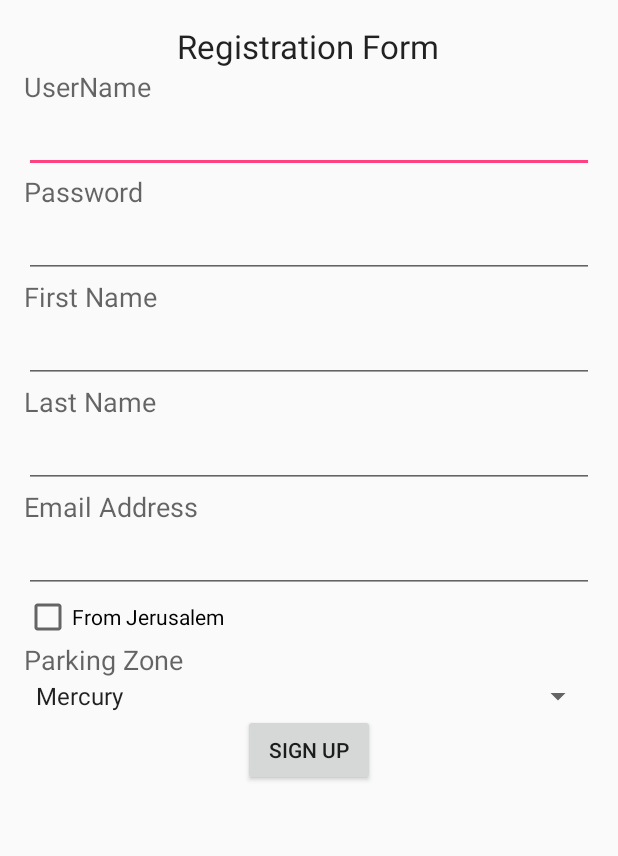
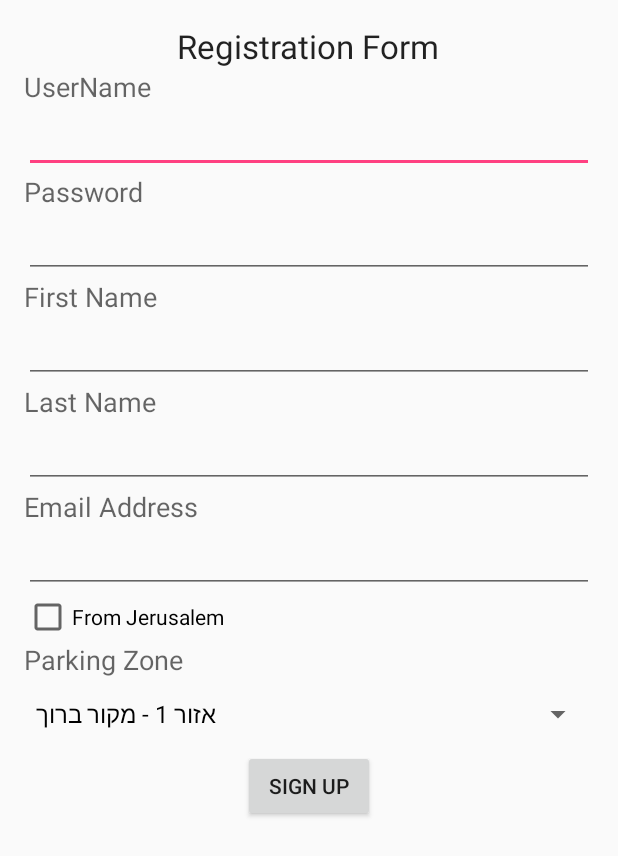
Before and after one commit to eviabs-huji/ParkIt, an Android app: the screen it shows after launch (RegisterActivity), after a tap on "REGISTER", on a phone screen of 412 x 824 dp. Shown: the top 856 px of the screen. Run offline under Robolectric (Android 15) with nearby library versions, the phone set to English and light mode, and no system bars.

Commit message:
Merge remote-tracking branch 'origin/master'
# Conflicts:
#	app/src/main/res/values/strings.xml

```diff
--- a/app/src/main/java/com/athon/hack/parkit/RegisterActivity.java
+++ b/app/src/main/java/com/athon/hack/parkit/RegisterActivity.java
@@ -8,22 +8,22 @@ import android.widget.ExpandableListView;
 import android.widget.Spinner;
 
 public class RegisterActivity extends Activity {
+    private static final String[] zone_numbers = {"אזור 1 - מקור ברוך", "אזור 2 - זכרון משה",
+        "אזור 3 - כרם אברהם", "אזור 4 - מורשה", "אזור 5 - מרכז העיר", "אזור 6 - מחנה יהודה ונחלת אחים",
+        "אזור 7 - רחביה", "אזור 8 - טלביה", "אזור 9 - ימין משה", "אזור 10 - המושבה הגרמנית",
+        "אזור 11 - תלפיות", "אזור 12 - בית הכרם", "אזור 13 - גבעת שאול", "אזור 14 - שד' אשכול",
+        "אזור 15 - אגן העיר העתיקה", "אזור 16 - המושבה הגרמנית", "אזור 17 - המושבה הגרמנית",
+        "אזור 18 - הגבעה הצרפתית", "אזור 19 - רח' זאב חקלאי", "אזור 20 - פסגת זאב",
+        "אזור 21 - רח' שטרן", "אזור 22 - דרך הרכבת", "אזור 23 - שד' אשכול"};
 
     @Override
     protected void onCreate(Bundle savedInstanceState) {
         super.onCreate(savedInstanceState);
         setContentView(R.layout.activity_register);
-        Spinner spinner = (Spinner) findViewById(R.id.zones_spinner);
-// Create an ArrayAdapter using the string array and a default spinner layout
-        ArrayAdapter<CharSequence> adapter = ArrayAdapter.createFromResource(this,
-                R.array.zones_array, android.R.layout.simple_spinner_item);
-// Specify the layout to use when the list of choices appears
-        adapter.setDropDownViewResource(android.R.layout.simple_spinner_dropdown_item);
-// Apply the adapter to the spinner
-        spinner.setAdapter(adapter);
-    }
-    public void openList(View v)
-    {
 
+        Spinner dropdown = (Spinner) findViewById(R.id.zones_spinner);
+        ArrayAdapter<String> adapter = new ArrayAdapter<String>(this,
+                android.R.layout.simple_spinner_dropdown_item, zone_numbers);
+        dropdown.setAdapter(adapter);
     }
 }
```
